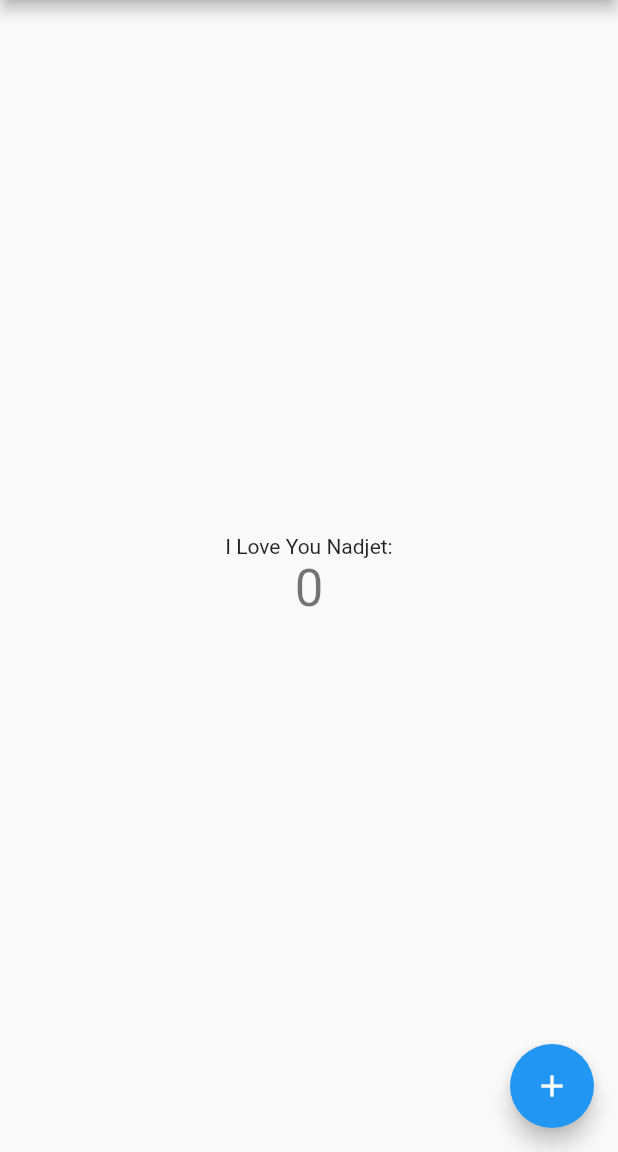
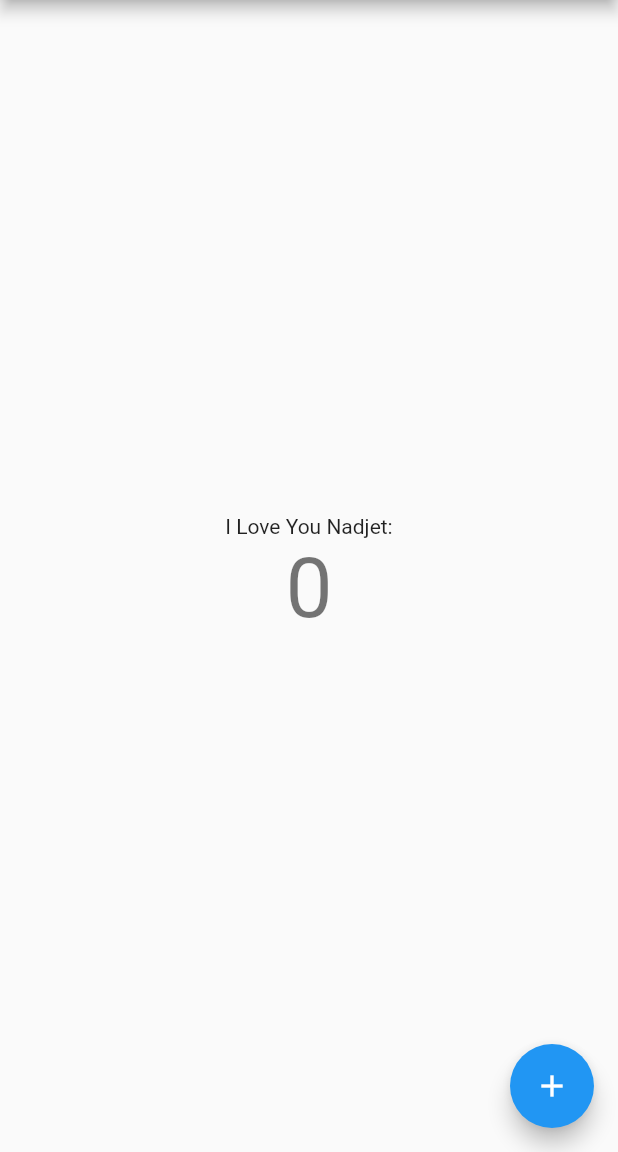
Before and after one commit to akramAbou/depaninni_dashboard, a Flutter app: the screen it shows after launch, on a phone screen of 412 x 824 dp, the part 84-1236 px from its top. Run offline on Flutter 3.47's test engine with Material 2 defaults, Android fonts, the phone set to English and light mode, and no system bars.

Commit message:
initial commit

```diff
--- a/lib/main.dart
+++ b/lib/main.dart
@@ -9,7 +9,7 @@ class MyApp extends StatelessWidget {
   @override
   Widget build(BuildContext context) {
     return MaterialApp(
-      title: 'Flutter Demo',
+      title: 'Depaninni',
       theme: ThemeData(
         primarySwatch: Colors.blue,
       ),
@@ -54,7 +54,7 @@ class _MyHomePageState extends State<MyHomePage> {
             ),
             Text(
               '$_counter',
-              style: Theme.of(context).textTheme.headline4,
+              style: Theme.of(context).textTheme.headline2,
             ),
           ],
         ),
```
Also changed, not shown: 2 other files.
